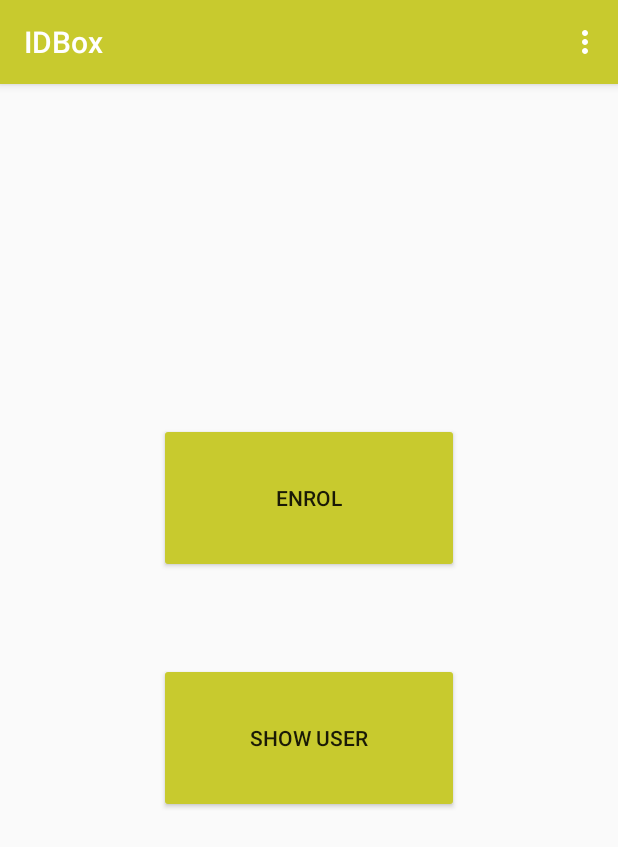
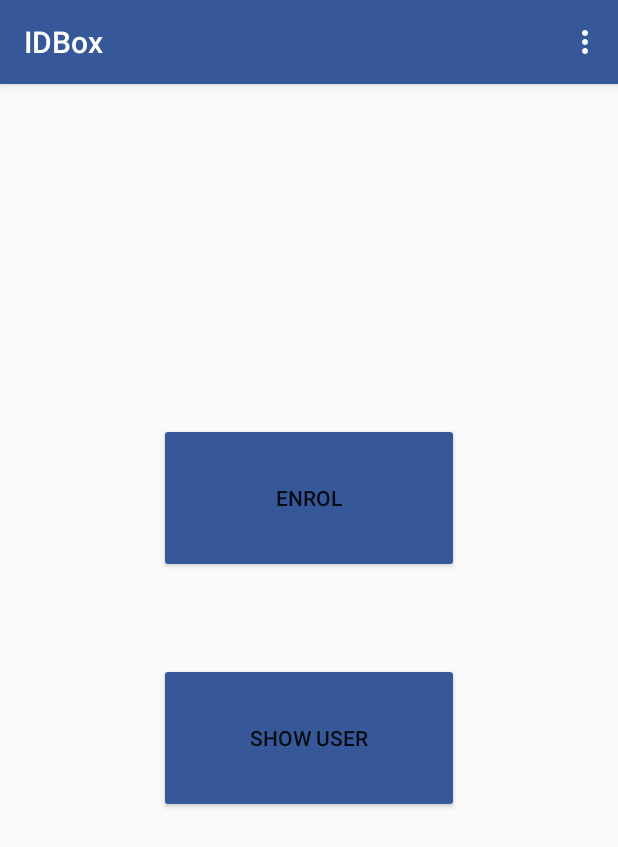
Before and after one commit to bneiluj/idboxfingerprint, an Android app: the screen it shows after launch (MainActivity), on a phone screen of 412 x 824 dp. Shown: the top 847 px of the screen. Run offline under Robolectric (Android 15) with nearby library versions, the phone set to English and light mode, and no system bars.

Commit message:
Update style

```diff
--- a/app/src/main/res/values/colors.xml
+++ b/app/src/main/res/values/colors.xml
@@ -1,8 +1,8 @@
 <?xml version="1.0" encoding="utf-8"?>
 <resources>
-    <color name="colorPrimary">#C8CA2E</color>
-    <color name="colorPrimaryDark">#ABAC58</color>
-    <color name="colorAccent">#94947D</color>
+    <color name="colorPrimary">#365899</color>#365899
+    <color name="colorPrimaryDark">#365899</color>
+    <color name="colorAccent">#365899</color>
 
     <color name="black_overlay">#66000000</color>
     <color name="white">#FFFFFF</color>
```
Also changed, not shown: app/src/main/ic_launcher-web-old.png (added), app/src/main/ic_launcher-web.png, build.gradle (line endings or trailing spaces).
